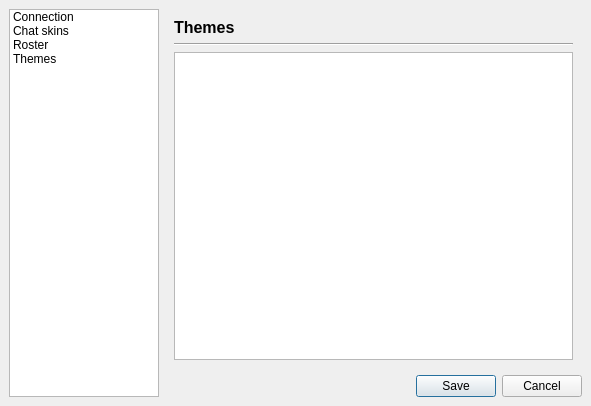
xmpp-graveyard/jabbim, file widgets/preferences.ui: the form before one commit.
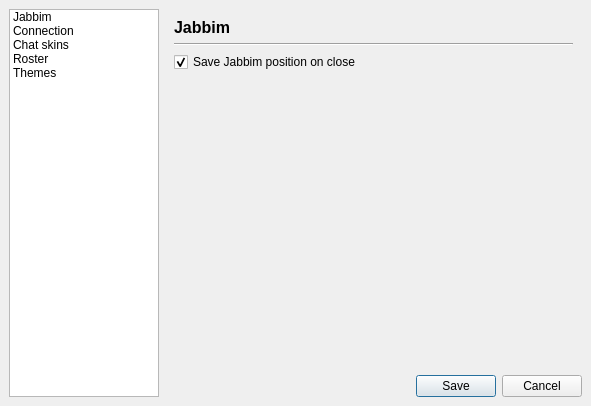
The form after the commit. Icons and pictures are not drawn.

The edit to the form file:
```diff
--- a/widgets/preferences.ui
+++ b/widgets/preferences.ui
@@ -22,11 +22,157 @@
    <property name="spacing" >
     <number>6</number>
    </property>
+   <item row="1" column="1" >
+    <spacer>
+     <property name="orientation" >
+      <enum>Qt::Horizontal</enum>
+     </property>
+     <property name="sizeHint" >
+      <size>
+       <width>141</width>
+       <height>20</height>
+      </size>
+     </property>
+    </spacer>
+   </item>
+   <item row="1" column="2" >
+    <layout class="QHBoxLayout" >
+     <property name="margin" >
+      <number>0</number>
+     </property>
+     <property name="spacing" >
+      <number>6</number>
+     </property>
+     <item>
+      <widget class="QPushButton" name="saveButton" >
+       <property name="text" >
+        <string>Save</string>
+       </property>
+      </widget>
+     </item>
+     <item>
+      <widget class="QPushButton" name="cancelButton" >
+       <property name="text" >
+        <string>Cancel</string>
+       </property>
+      </widget>
+     </item>
+    </layout>
+   </item>
+   <item rowspan="2" row="0" column="0" >
+    <widget class="QListWidget" name="listWidget" >
+     <property name="maximumSize" >
+      <size>
+       <width>150</width>
+       <height>16777215</height>
+      </size>
+     </property>
+     <property name="iconSize" >
+      <size>
+       <width>32</width>
+       <height>32</height>
+      </size>
+     </property>
+     <property name="viewMode" >
+      <enum>QListView::ListMode</enum>
+     </property>
+     <item>
+      <property name="text" >
+       <string>Jabbim</string>
+      </property>
+      <property name="icon" >
+       <iconset>images/32x32/apps/jabbim.png</iconset>
+      </property>
+     </item>
+     <item>
+      <property name="text" >
+       <string>Connection</string>
+      </property>
+      <property name="icon" >
+       <iconset>images/32x32/categories/applications-internet.png</iconset>
+      </property>
+     </item>
+     <item>
+      <property name="text" >
+       <string>Chat skins</string>
+      </property>
+      <property name="icon" >
+       <iconset>images/32x32/categories/applications-graphics.png</iconset>
+      </property>
+     </item>
+     <item>
+      <property name="text" >
+       <string>Roster</string>
+      </property>
+      <property name="icon" >
+       <iconset>images/32x32/categories/system-users.png</iconset>
+      </property>
+     </item>
+     <item>
+      <property name="text" >
+       <string>Themes</string>
+      </property>
+      <property name="icon" >
+       <iconset>images/32x32/categories/preferences-desktop-theme.png</iconset>
+      </property>
+     </item>
+    </widget>
+   </item>
    <item row="0" column="1" colspan="2" >
     <widget class="QStackedWidget" name="stackedWidget" >
      <property name="currentIndex" >
-      <number>3</number>
+      <number>0</number>
      </property>
+     <widget class="QWidget" name="page_4" >
+      <layout class="QGridLayout" >
+       <property name="margin" >
+        <number>9</number>
+       </property>
+       <property name="spacing" >
+        <number>6</number>
+       </property>
+       <item row="1" column="0" >
+        <widget class="Line" name="line_2" >
+         <property name="orientation" >
+          <enum>Qt::Horizontal</enum>
+         </property>
+        </widget>
+       </item>
+       <item row="0" column="0" >
+        <widget class="QLabel" name="label_4" >
+         <property name="text" >
+          <string>&lt;html>&lt;head>&lt;meta name="qrichtext" content="1" />&lt;style type="text/css">
+p, li { white-space: pre-wrap; }
+&lt;/style>&lt;/head>&lt;body style=" font-family:'Sans Serif'; font-size:9pt; font-weight:400; font-style:normal; text-decoration:none;">
+&lt;p style=" margin-top:0px; margin-bottom:0px; margin-left:0px; margin-right:0px; -qt-block-indent:0; text-indent:0px;">&lt;span style=" font-size:12pt; font-weight:600;">Jabbim&lt;/span>&lt;/p>&lt;/body>&lt;/html></string>
+         </property>
+        </widget>
+       </item>
+       <item row="3" column="0" >
+        <spacer>
+         <property name="orientation" >
+          <enum>Qt::Vertical</enum>
+         </property>
+         <property name="sizeHint" >
+          <size>
+           <width>20</width>
+           <height>261</height>
+          </size>
+         </property>
+        </spacer>
+       </item>
+       <item row="2" column="0" >
+        <widget class="QCheckBox" name="savePosition" >
+         <property name="text" >
+          <string>Save Jabbim position on close</string>
+         </property>
+         <property name="checked" >
+          <bool>true</bool>
+         </property>
+        </widget>
+       </item>
+      </layout>
+     </widget>
      <widget class="QWidget" name="userPreferences" >
       <layout class="QGridLayout" >
        <property name="margin" >
@@ -284,94 +430,6 @@
      </widget>
     </widget>
    </item>
-   <item rowspan="2" row="0" column="0" >
-    <widget class="QListWidget" name="listWidget" >
-     <property name="maximumSize" >
-      <size>
-       <width>150</width>
-       <height>16777215</height>
-      </size>
-     </property>
-     <property name="iconSize" >
-      <size>
-       <width>32</width>
-       <height>32</height>
-      </size>
-     </property>
-     <property name="viewMode" >
-      <enum>QListView::ListMode</enum>
-     </property>
-     <item>
-      <property name="text" >
-       <string>Connection</string>
-      </property>
-      <property name="icon" >
-       <iconset>images/32x32/categories/applications-internet.png</iconset>
-      </property>
-     </item>
-     <item>
-      <property name="text" >
-       <string>Chat skins</string>
-      </property>
-      <property name="icon" >
-       <iconset>images/32x32/categories/applications-graphics.png</iconset>
-      </property>
-     </item>
-     <item>
-      <property name="text" >
-       <string>Roster</string>
-      </property>
-      <property name="icon" >
-       <iconset>images/32x32/categories/system-users.png</iconset>
-      </property>
-     </item>
-     <item>
-      <property name="text" >
-       <string>Themes</string>
-      </property>
-      <property name="icon" >
-       <iconset>images/32x32/categories/preferences-desktop-theme.png</iconset>
-      </property>
-     </item>
-    </widget>
-   </item>
-   <item row="1" column="2" >
-    <layout class="QHBoxLayout" >
-     <property name="margin" >
-      <number>0</number>
-     </property>
-     <property name="spacing" >
-      <number>6</number>
-     </property>
-     <item>
-      <widget class="QPushButton" name="saveButton" >
-       <property name="text" >
-        <string>Save</string>
-       </property>
-      </widget>
-     </item>
-     <item>
-      <widget class="QPushButton" name="cancelButton" >
-       <property name="text" >
-        <string>Cancel</string>
-       </property>
-      </widget>
-     </item>
-    </layout>
-   </item>
-   <item row="1" column="1" >
-    <spacer>
-     <property name="orientation" >
-      <enum>Qt::Horizontal</enum>
-     </property>
-     <property name="sizeHint" >
-      <size>
-       <width>141</width>
-       <height>20</height>
-      </size>
-     </property>
-    </spacer>
-   </item>
   </layout>
  </widget>
  <resources/>
```
